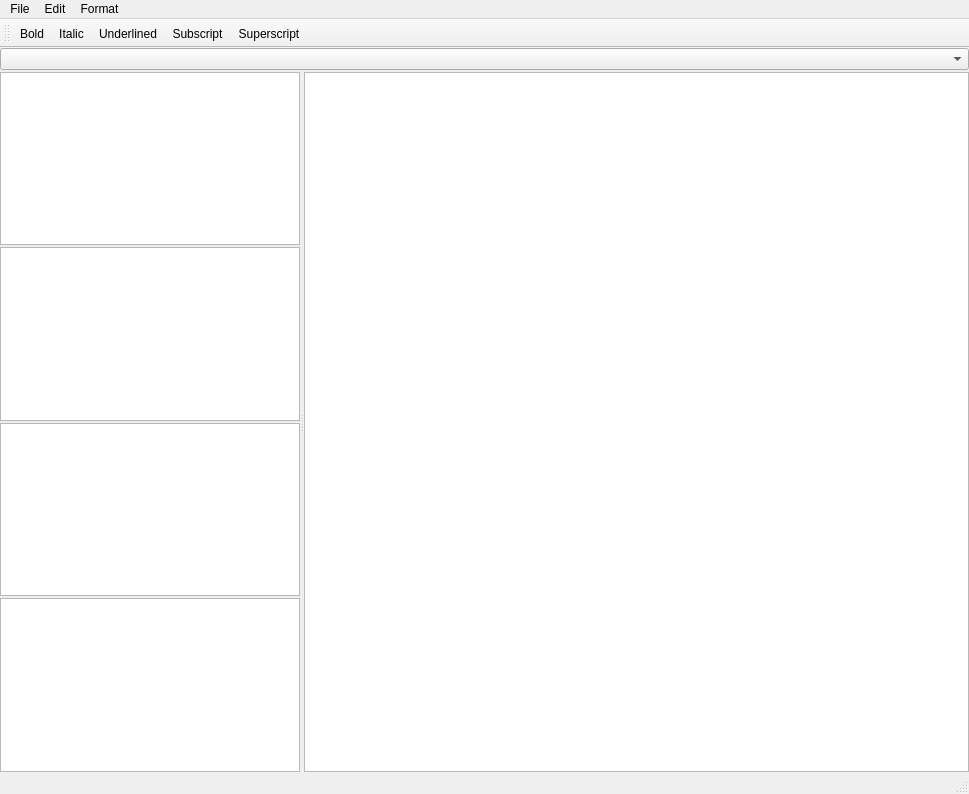
capybara-translation/capybara-tw, file capybara_tw/gui/main_window.ui: the form before one commit.
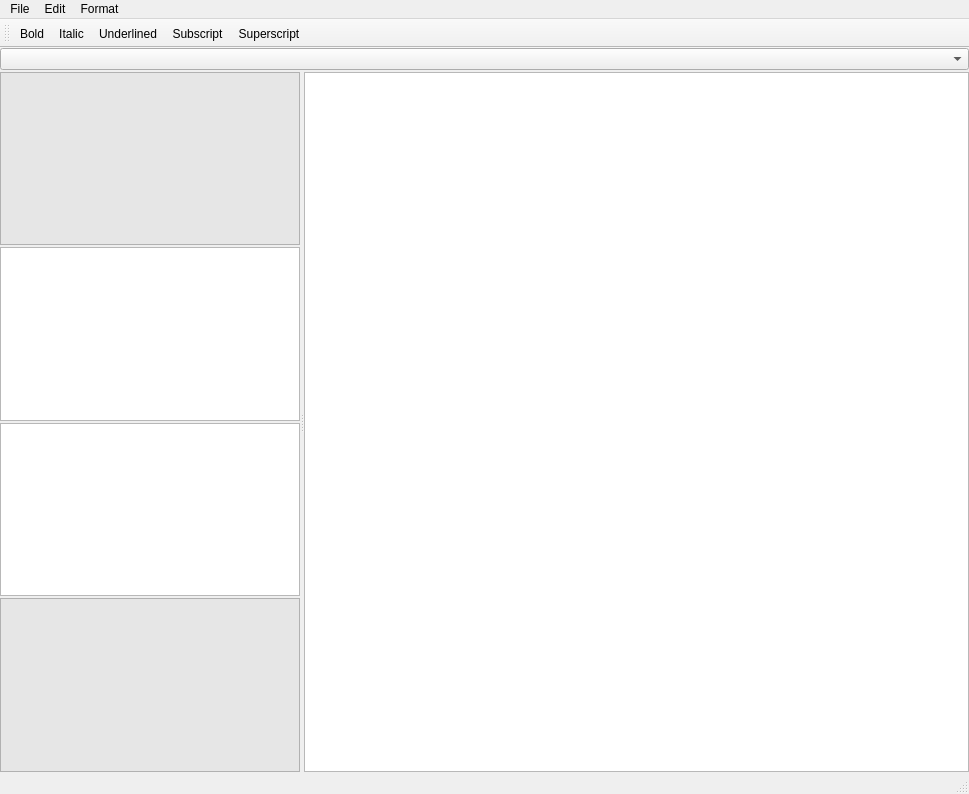
The form after the commit. Icons and pictures are not drawn. Custom widgets are drawn as their Qt base class.

What changed in the file:
```diff
--- a/capybara_tw/gui/main_window.ui
+++ b/capybara_tw/gui/main_window.ui
@@ -81,7 +81,13 @@
          <number>2</number>
         </property>
         <item row="3" column="0">
-         <widget class="TagEditor" name="nextEditor"/>
+         <widget class="TagEditor" name="nextEditor">
+          <property name="styleSheet">
+           <string notr="true">QTextEdit {
+	background: #e6e6e6
+}</string>
+          </property>
+         </widget>
         </item>
         <item row="1" column="0">
          <widget class="TagEditor" name="srcEditor"/>
@@ -90,7 +96,13 @@
          <widget class="TagEditor" name="tgtEditor"/>
         </item>
         <item row="0" column="0">
-         <widget class="TagEditor" name="prevEditor"/>
+         <widget class="TagEditor" name="prevEditor">
+          <property name="styleSheet">
+           <string notr="true">QTextEdit {
+	background: #e6e6e6
+}</string>
+          </property>
+         </widget>
         </item>
        </layout>
       </widget>
```
